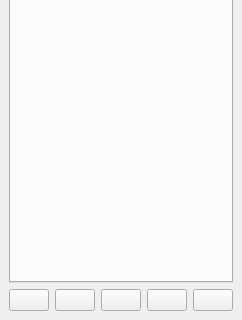
Before: the Qt Designer form playlistwindow.ui in mpc-qt/mpc-qt, drawn with Qt 5; both pictures show x 0 to 242 and y 171 to 491 of the 242 by 491 pixel window.
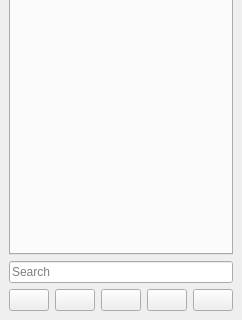
After: the same form once the commit is applied. Icons and pictures are not drawn.

Commit message:
playlistwindow: add quick search field
This search triggered by this field only searches for the metadata that
has been loaded, so it may end up with not finding every expected file.
It is at present always shown, making the playlist window look cluttered
at small sizes.  I'll add a few more cosmetic fixes, such as showing the
search field with ctrl+f in a few more commits.  And in the (not too?)
distant future, metadata preloading.

Fixes #4.

Patch:
```diff
--- a/playlistwindow.ui
+++ b/playlistwindow.ui
@@ -31,6 +31,16 @@
       </property>
      </widget>
     </item>
+    <item>
+     <widget class="QLineEdit" name="searchField">
+      <property name="placeholderText">
+       <string>Search</string>
+      </property>
+      <property name="clearButtonEnabled">
+       <bool>true</bool>
+      </property>
+     </widget>
+    </item>
     <item>
      <layout class="QHBoxLayout" name="horizontalLayout">
       <item>
```
The commit also changes 2 other files.
